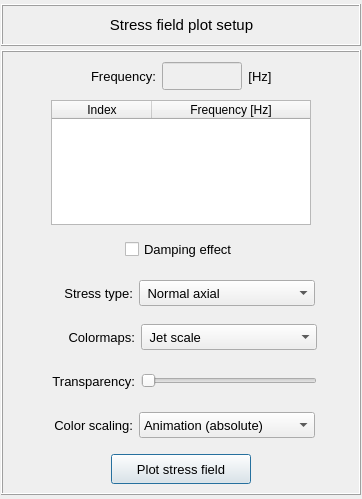
Above: pulse/interface/data/ui_files/plots/results/structural/plot_stresses_field_for_harmonic_analysis.ui from open-pulse/OpenPulse before the change. Below: the same form after it.
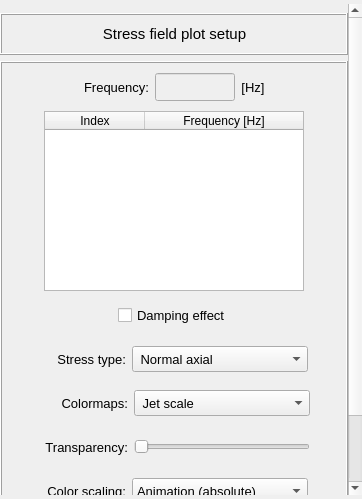
That is the form after the change.

Commit message: Updates PlotStressesFieldForHarmonicAnalysis to use the AnimationWidget class

```diff
--- a/pulse/interface/data/ui_files/plots/results/structural/plot_stresses_field_for_harmonic_analysis.ui
+++ b/pulse/interface/data/ui_files/plots/results/structural/plot_stresses_field_for_harmonic_analysis.ui
@@ -21,13 +21,13 @@
   </property>
   <layout class="QGridLayout" name="gridLayout_2">
    <property name="leftMargin">
-    <number>1</number>
+    <number>0</number>
    </property>
    <property name="topMargin">
     <number>4</number>
    </property>
    <property name="rightMargin">
-    <number>1</number>
+    <number>0</number>
    </property>
    <property name="bottomMargin">
     <number>4</number>
@@ -35,85 +35,30 @@
    <property name="spacing">
     <number>4</number>
    </property>
-   <item row="0" column="0">
-    <widget class="QFrame" name="frame">
-     <property name="minimumSize">
-      <size>
-       <width>0</width>
-       <height>42</height>
-      </size>
-     </property>
-     <property name="maximumSize">
-      <size>
-       <width>16777215</width>
-       <height>42</height>
-      </size>
-     </property>
+   <item row="0" column="1">
+    <widget class="QScrollArea" name="scrollArea">
      <property name="frameShape">
-      <enum>QFrame::Box</enum>
+      <enum>QFrame::Shape::NoFrame</enum>
      </property>
-     <property name="frameShadow">
-      <enum>QFrame::Raised</enum>
+     <property name="widgetResizable">
+      <bool>true</bool>
      </property>
-     <property name="lineWidth">
-      <number>1</number>
-     </property>
-     <layout class="QGridLayout" name="gridLayout">
+     <widget class="QWidget" name="scrollAreaWidgetContents">
+      <property name="geometry">
+       <rect>
+        <x>0</x>
+        <y>0</y>
+        <width>350</width>
+        <height>582</height>
+       </rect>
+      </property>
+      <layout class="QGridLayout" name="gridLayout_11">
       <property name="leftMargin">
-       <number>10</number>
-      </property>
-      <property name="topMargin">
        <number>0</number>
       </property>
-      <property name="bottomMargin">
+       <property name="rightMargin">
        <number>0</number>
       </property>
-      <property name="spacing">
-       <number>0</number>
-      </property>
-      <item row="0" column="0">
-       <widget class="QLabel" name="label">
-        <property name="minimumSize">
-         <size>
-          <width>0</width>
-          <height>0</height>
-         </size>
-        </property>
-        <property name="maximumSize">
-         <size>
-          <width>16777215</width>
-          <height>32</height>
-         </size>
-        </property>
-        <property name="font">
-         <font>
-          <family>MS Shell Dlg 2</family>
-          <pointsize>11</pointsize>
-          <weight>50</weight>
-          <italic>false</italic>
-          <bold>false</bold>
-         </font>
-        </property>
-        <property name="frameShape">
-         <enum>QFrame::NoFrame</enum>
-        </property>
-        <property name="frameShadow">
-         <enum>QFrame::Raised</enum>
-        </property>
-        <property name="text">
-         <string>Stress field plot setup</string>
-        </property>
-        <property name="textFormat">
-         <enum>Qt::AutoText</enum>
-        </property>
-        <property name="alignment">
-         <set>Qt::AlignCenter</set>
-        </property>
-       </widget>
-      </item>
-     </layout>
-    </widget>
-   </item>
    <item row="1" column="0">
     <widget class="QFrame" name="frame_2">
      <property name="sizeIncrement">
@@ -150,7 +95,7 @@
       <property name="spacing">
        <number>4</number>
       </property>
-      <item row="7" column="0">
+          <item row="8" column="0">
        <widget class="QFrame" name="frame_button">
         <property name="minimumSize">
          <size>
@@ -198,7 +143,6 @@
             <font>
              <family>MS Shell Dlg 2</family>
              <pointsize>10</pointsize>
-             <weight>50</weight>
              <italic>false</italic>
              <bold>false</bold>
             </font>
@@ -217,265 +161,7 @@
         </layout>
        </widget>
       </item>
-      <item row="2" column="0">
-       <widget class="QFrame" name="frame_8">
-        <property name="minimumSize">
-         <size>
-          <width>0</width>
-          <height>40</height>
-         </size>
-        </property>
-        <property name="maximumSize">
-         <size>
-          <width>16777215</width>
-          <height>40</height>
-         </size>
-        </property>
-        <property name="frameShape">
-         <enum>QFrame::NoFrame</enum>
-        </property>
-        <property name="frameShadow">
-         <enum>QFrame::Raised</enum>
-        </property>
-        <layout class="QGridLayout" name="gridLayout_10">
-         <property name="leftMargin">
-          <number>0</number>
-         </property>
-         <property name="topMargin">
-          <number>0</number>
-         </property>
-         <property name="rightMargin">
-          <number>0</number>
-         </property>
-         <property name="bottomMargin">
-          <number>0</number>
-         </property>
-         <item row="0" column="1">
-          <widget class="QCheckBox" name="checkBox_damping_effect">
-           <property name="minimumSize">
-            <size>
-             <width>0</width>
-             <height>26</height>
-            </size>
-           </property>
-           <property name="maximumSize">
-            <size>
-             <width>170</width>
-             <height>26</height>
-            </size>
-           </property>
-           <property name="font">
-            <font>
-             <family>MS Shell Dlg 2</family>
-             <pointsize>10</pointsize>
-             <weight>50</weight>
-             <italic>false</italic>
-             <bold>false</bold>
-            </font>
-           </property>
-           <property name="text">
-            <string>Damping effect</string>
-           </property>
-           <property name="checked">
-            <bool>false</bool>
-           </property>
-          </widget>
-         </item>
-         <item row="0" column="2">
-          <spacer name="horizontalSpacer_6">
-           <property name="orientation">
-            <enum>Qt::Horizontal</enum>
-           </property>
-           <property name="sizeHint" stdset="0">
-            <size>
-             <width>40</width>
-             <height>20</height>
-            </size>
-           </property>
-          </spacer>
-         </item>
-         <item row="0" column="0">
-          <spacer name="horizontalSpacer_5">
-           <property name="orientation">
-            <enum>Qt::Horizontal</enum>
-           </property>
-           <property name="sizeHint" stdset="0">
-            <size>
-             <width>40</width>
-             <height>20</height>
-            </size>
-           </property>
-          </spacer>
-         </item>
-        </layout>
-       </widget>
-      </item>
-      <item row="0" column="0">
-       <widget class="QFrame" name="frame_5">
-        <property name="minimumSize">
-         <size>
-          <width>0</width>
-          <height>40</height>
-         </size>
-        </property>
-        <property name="maximumSize">
-         <size>
-          <width>16777215</width>
-          <height>40</height>
-         </size>
-        </property>
-        <property name="frameShape">
-         <enum>QFrame::NoFrame</enum>
-        </property>
-        <property name="frameShadow">
-         <enum>QFrame::Raised</enum>
-        </property>
-        <layout class="QGridLayout" name="gridLayout_4">
-         <property name="leftMargin">
-          <number>0</number>
-         </property>
-         <property name="topMargin">
-          <number>0</number>
-         </property>
-         <property name="rightMargin">
-          <number>0</number>
-         </property>
-         <property name="bottomMargin">
-          <number>0</number>
-         </property>
-         <property name="horizontalSpacing">
-          <number>6</number>
-         </property>
-         <property name="verticalSpacing">
-          <number>0</number>
-         </property>
-         <item row="0" column="2">
-          <widget class="QLineEdit" name="lineEdit_selected_frequency">
-           <property name="enabled">
-            <bool>false</bool>
-           </property>
-           <property name="minimumSize">
-            <size>
-             <width>80</width>
-             <height>28</height>
-            </size>
-           </property>
-           <property name="maximumSize">
-            <size>
-             <width>80</width>
-             <height>28</height>
-            </size>
-           </property>
-           <property name="font">
-            <font>
-             <family>MS Shell Dlg 2</family>
-             <pointsize>10</pointsize>
-             <weight>50</weight>
-             <italic>false</italic>
-             <bold>false</bold>
-            </font>
-           </property>
-           <property name="styleSheet">
-            <string notr="true"/>
-           </property>
-           <property name="text">
-            <string/>
-           </property>
-           <property name="alignment">
-            <set>Qt::AlignCenter</set>
-           </property>
-          </widget>
-         </item>
-         <item row="0" column="1">
-          <widget class="QLabel" name="label_4">
-           <property name="minimumSize">
-            <size>
-             <width>0</width>
-             <height>28</height>
-            </size>
-           </property>
-           <property name="maximumSize">
-            <size>
-             <width>16777215</width>
-             <height>28</height>
-            </size>
-           </property>
-           <property name="font">
-            <font>
-             <family>MS Shell Dlg 2</family>
-             <pointsize>10</pointsize>
-             <weight>50</weight>
-             <bold>false</bold>
-            </font>
-           </property>
-           <property name="text">
-            <string>Frequency:</string>
-           </property>
-           <property name="alignment">
-            <set>Qt::AlignCenter</set>
-           </property>
-          </widget>
-         </item>
-         <item row="0" column="4">
-          <spacer name="horizontalSpacer_7">
-           <property name="orientation">
-            <enum>Qt::Horizontal</enum>
-           </property>
-           <property name="sizeHint" stdset="0">
-            <size>
-             <width>40</width>
-             <height>20</height>
-            </size>
-           </property>
-          </spacer>
-         </item>
-         <item row="0" column="0">
-          <spacer name="horizontalSpacer_8">
-           <property name="orientation">
-            <enum>Qt::Horizontal</enum>
-           </property>
-           <property name="sizeHint" stdset="0">
-            <size>
-             <width>40</width>
-             <height>20</height>
-            </size>
-           </property>
-          </spacer>
-         </item>
-         <item row="0" column="3">
-          <widget class="QLabel" name="label_7">
-           <property name="minimumSize">
-            <size>
-             <width>0</width>
-             <height>28</height>
-            </size>
-           </property>
-           <property name="maximumSize">
-            <size>
-             <width>16777215</width>
-             <height>28</height>
-            </size>
-           </property>
-           <property name="font">
-            <font>
-             <family>MS Shell Dlg 2</family>
-             <pointsize>10</pointsize>
-             <weight>50</weight>
-             <bold>false</bold>
-            </font>
-           </property>
-           <property name="text">
-            <string>[Hz]</string>
-           </property>
-           <property name="alignment">
-            <set>Qt::AlignCenter</set>
-           </property>
-          </widget>
-         </item>
-        </layout>
-       </widget>
-      </item>
-      <item row="3" column="0">
+          <item row="4" column="0">
        <widget class="QFrame" name="frame_3">
         <property name="minimumSize">
          <size>
@@ -626,7 +312,7 @@
         </layout>
        </widget>
       </item>
-      <item row="6" column="0">
+          <item row="7" column="0">
        <widget class="QFrame" name="frame_scalling">
         <property name="minimumSize">
          <size>
@@ -767,7 +453,7 @@
         </layout>
        </widget>
       </item>
-      <item row="1" column="0">
+          <item row="2" column="0">
        <widget class="QFrame" name="frame_4">
         <property name="frameShape">
          <enum>QFrame::NoFrame</enum>
@@ -795,8 +481,8 @@
           <widget class="QTreeWidget" name="treeWidget_frequencies">
            <property name="minimumSize">
             <size>
-             <width>260</width>
-             <height>0</height>
+                 <width>259</width>
+                 <height>180</height>
             </size>
            </property>
            <property name="maximumSize">
@@ -809,7 +495,6 @@
             <font>
              <family>MS Shell Dlg 2</family>
              <pointsize>10</pointsize>
-             <weight>50</weight>
              <italic>false</italic>
              <bold>false</bold>
             </font>
@@ -845,7 +530,6 @@
              <font>
               <family>MS Shell Dlg 2</family>
               <pointsize>9</pointsize>
-              <weight>50</weight>
               <italic>false</italic>
               <bold>false</bold>
              </font>
@@ -859,7 +543,7 @@
         </layout>
        </widget>
       </item>
-      <item row="4" column="0">
+          <item row="5" column="0">
        <widget class="QFrame" name="frame_6">
         <property name="minimumSize">
          <size>
@@ -1063,7 +747,7 @@
         </layout>
        </widget>
       </item>
-      <item row="5" column="0">
+          <item row="6" column="0">
        <widget class="QFrame" name="frame_7">
         <property name="minimumSize">
          <size>
@@ -1171,7 +855,353 @@
         </layout>
        </widget>
       </item>
-     </layout>
+          <item row="1" column="0">
+           <widget class="QFrame" name="frame_5">
+            <property name="minimumSize">
+             <size>
+              <width>0</width>
+              <height>40</height>
+             </size>
+            </property>
+            <property name="maximumSize">
+             <size>
+              <width>16777215</width>
+              <height>40</height>
+             </size>
+            </property>
+            <property name="frameShape">
+             <enum>QFrame::Shape::NoFrame</enum>
+            </property>
+            <property name="frameShadow">
+             <enum>QFrame::Shadow::Raised</enum>
+            </property>
+            <layout class="QGridLayout" name="gridLayout_4">
+             <property name="leftMargin">
+              <number>0</number>
+             </property>
+             <property name="topMargin">
+              <number>0</number>
+             </property>
+             <property name="rightMargin">
+              <number>0</number>
+             </property>
+             <property name="bottomMargin">
+              <number>0</number>
+             </property>
+             <property name="horizontalSpacing">
+              <number>6</number>
+             </property>
+             <property name="verticalSpacing">
+              <number>0</number>
+             </property>
+             <item row="0" column="2">
+              <widget class="QLineEdit" name="lineEdit_selected_frequency">
+               <property name="enabled">
+                <bool>false</bool>
+               </property>
+               <property name="minimumSize">
+                <size>
+                 <width>80</width>
+                 <height>28</height>
+                </size>
+               </property>
+               <property name="maximumSize">
+                <size>
+                 <width>80</width>
+                 <height>28</height>
+                </size>
+               </property>
+               <property name="font">
+                <font>
+                 <family>MS Shell Dlg 2</family>
+                 <pointsize>10</pointsize>
+                 <italic>false</italic>
+                 <bold>false</bold>
+                </font>
+               </property>
+               <property name="styleSheet">
+                <string notr="true"/>
+               </property>
+               <property name="text">
+                <string/>
+               </property>
+               <property name="alignment">
+                <set>Qt::AlignmentFlag::AlignCenter</set>
+               </property>
+              </widget>
+             </item>
+             <item row="0" column="1">
+              <widget class="QLabel" name="label_4">
+               <property name="minimumSize">
+                <size>
+                 <width>0</width>
+                 <height>28</height>
+                </size>
+               </property>
+               <property name="maximumSize">
+                <size>
+                 <width>16777215</width>
+                 <height>28</height>
+                </size>
+               </property>
+               <property name="font">
+                <font>
+                 <family>MS Shell Dlg 2</family>
+                 <pointsize>10</pointsize>
+                 <bold>false</bold>
+                </font>
+               </property>
+               <property name="text">
+                <string>Frequency:</string>
+               </property>
+               <property name="alignment">
+                <set>Qt::AlignmentFlag::AlignCenter</set>
+               </property>
+              </widget>
+             </item>
+             <item row="0" column="4">
+              <spacer name="horizontalSpacer_7">
+               <property name="orientation">
+                <enum>Qt::Orientation::Horizontal</enum>
+               </property>
+               <property name="sizeHint" stdset="0">
+                <size>
+                 <width>40</width>
+                 <height>20</height>
+                </size>
+               </property>
+              </spacer>
+             </item>
+             <item row="0" column="0">
+              <spacer name="horizontalSpacer_8">
+               <property name="orientation">
+                <enum>Qt::Orientation::Horizontal</enum>
+               </property>
+               <property name="sizeHint" stdset="0">
+                <size>
+                 <width>40</width>
+                 <height>20</height>
+                </size>
+               </property>
+              </spacer>
+             </item>
+             <item row="0" column="3">
+              <widget class="QLabel" name="label_7">
+               <property name="minimumSize">
+                <size>
+                 <width>0</width>
+                 <height>28</height>
+                </size>
+               </property>
+               <property name="maximumSize">
+                <size>
+                 <width>16777215</width>
+                 <height>28</height>
+                </size>
+               </property>
+               <property name="font">
+                <font>
+                 <family>MS Shell Dlg 2</family>
+                 <pointsize>10</pointsize>
+                 <bold>false</bold>
+                </font>
+               </property>
+               <property name="text">
+                <string>[Hz]</string>
+               </property>
+               <property name="alignment">
+                <set>Qt::AlignmentFlag::AlignCenter</set>
+               </property>
+              </widget>
+             </item>
+            </layout>
+           </widget>
+          </item>
+          <item row="3" column="0">
+           <widget class="QFrame" name="frame_8">
+            <property name="minimumSize">
+             <size>
+              <width>0</width>
+              <height>40</height>
+             </size>
+            </property>
+            <property name="maximumSize">
+             <size>
+              <width>16777215</width>
+              <height>40</height>
+             </size>
+            </property>
+            <property name="frameShape">
+             <enum>QFrame::Shape::NoFrame</enum>
+            </property>
+            <property name="frameShadow">
+             <enum>QFrame::Shadow::Raised</enum>
+            </property>
+            <layout class="QGridLayout" name="gridLayout_10">
+             <property name="leftMargin">
+              <number>0</number>
+             </property>
+             <property name="topMargin">
+              <number>0</number>
+             </property>
+             <property name="rightMargin">
+              <number>0</number>
+             </property>
+             <property name="bottomMargin">
+              <number>0</number>
+             </property>
+             <item row="0" column="1">
+              <widget class="QCheckBox" name="checkBox_damping_effect">
+               <property name="minimumSize">
+                <size>
+                 <width>0</width>
+                 <height>26</height>
+                </size>
+               </property>
+               <property name="maximumSize">
+                <size>
+                 <width>170</width>
+                 <height>26</height>
+                </size>
+               </property>
+               <property name="font">
+                <font>
+                 <family>MS Shell Dlg 2</family>
+                 <pointsize>10</pointsize>
+                 <italic>false</italic>
+                 <bold>false</bold>
+                </font>
+               </property>
+               <property name="text">
+                <string>Damping effect</string>
+               </property>
+               <property name="checked">
+                <bool>false</bool>
+               </property>
+              </widget>
+             </item>
+             <item row="0" column="2">
+              <spacer name="horizontalSpacer_6">
+               <property name="orientation">
+                <enum>Qt::Orientation::Horizontal</enum>
+               </property>
+               <property name="sizeHint" stdset="0">
+                <size>
+                 <width>40</width>
+                 <height>20</height>
+                </size>
+               </property>
+              </spacer>
+             </item>
+             <item row="0" column="0">
+              <spacer name="horizontalSpacer_5">
+               <property name="orientation">
+                <enum>Qt::Orientation::Horizontal</enum>
+               </property>
+               <property name="sizeHint" stdset="0">
+                <size>
+                 <width>40</width>
+                 <height>20</height>
+                </size>
+               </property>
+              </spacer>
+             </item>
+            </layout>
+           </widget>
+          </item>
+         </layout>
+        </widget>
+       </item>
+       <item row="0" column="0">
+        <widget class="QFrame" name="frame">
+         <property name="minimumSize">
+          <size>
+           <width>0</width>
+           <height>42</height>
+          </size>
+         </property>
+         <property name="maximumSize">
+          <size>
+           <width>16777215</width>
+           <height>42</height>
+          </size>
+         </property>
+         <property name="frameShape">
+          <enum>QFrame::Shape::Box</enum>
+         </property>
+         <property name="frameShadow">
+          <enum>QFrame::Shadow::Raised</enum>
+         </property>
+         <property name="lineWidth">
+          <number>1</number>
+         </property>
+         <layout class="QGridLayout" name="gridLayout">
+          <property name="leftMargin">
+           <number>10</number>
+          </property>
+          <property name="topMargin">
+           <number>0</number>
+          </property>
+          <property name="bottomMargin">
+           <number>0</number>
+          </property>
+          <property name="spacing">
+           <number>0</number>
+          </property>
+          <item row="0" column="0">
+           <widget class="QLabel" name="label">
+            <property name="minimumSize">
+             <size>
+              <width>0</width>
+              <height>0</height>
+             </size>
+            </property>
+            <property name="maximumSize">
+             <size>
+              <width>16777215</width>
+              <height>32</height>
+             </size>
+            </property>
+            <property name="font">
+             <font>
+              <family>MS Shell Dlg 2</family>
+              <pointsize>11</pointsize>
+              <italic>false</italic>
+              <bold>false</bold>
+             </font>
+            </property>
+            <property name="frameShape">
+             <enum>QFrame::Shape::NoFrame</enum>
+            </property>
+            <property name="frameShadow">
+             <enum>QFrame::Shadow::Raised</enum>
+            </property>
+            <property name="text">
+             <string>Stress field plot setup</string>
+            </property>
+            <property name="textFormat">
+             <enum>Qt::TextFormat::AutoText</enum>
+            </property>
+            <property name="alignment">
+             <set>Qt::AlignmentFlag::AlignCenter</set>
+            </property>
+           </widget>
+          </item>
+         </layout>
+        </widget>
+       </item>
+       <item row="3" column="0">
+        <widget class="QFrame" name="frame_animation">
+         <property name="frameShape">
+          <enum>QFrame::Shape::NoFrame</enum>
+         </property>
+         <property name="frameShadow">
+          <enum>QFrame::Shadow::Raised</enum>
+         </property>
+        </widget>
+       </item>
+      </layout>
+     </widget>
     </widget>
    </item>
   </layout>
```
Left out of the diff: 62 changed lines with no effect on the pictures. Lines whose indentation alone changed are shown as unchanged. The commit also changes 2 other files.
